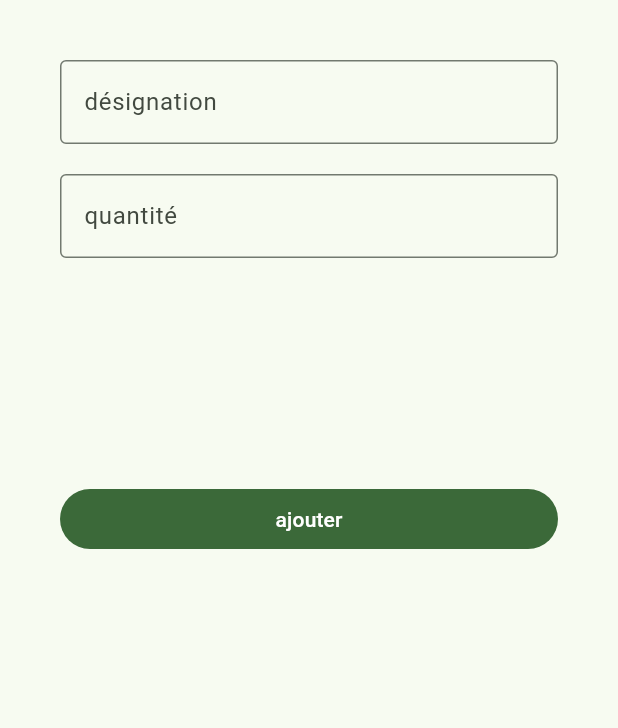
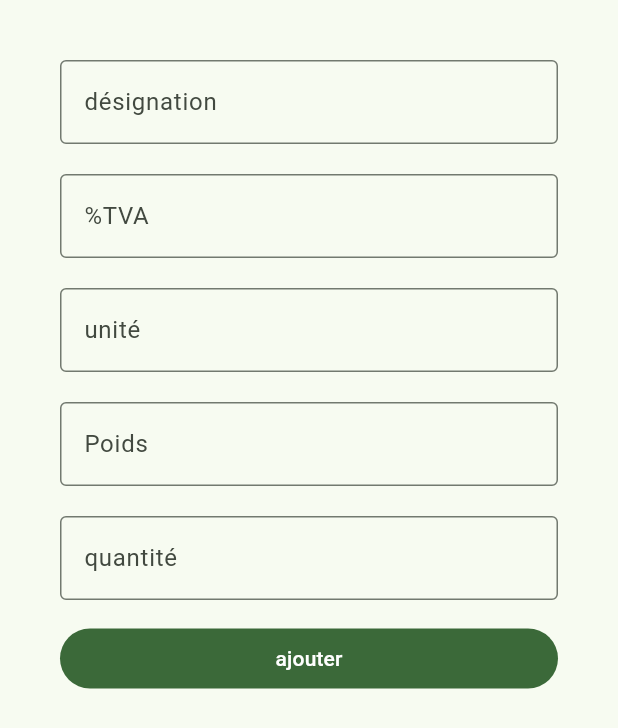
Before and after one commit to ahmedbhyy/bhyapp, a Flutter app: the ItemAdder widget shown alone on an empty page, opened directly, on a phone screen of 412 x 824 dp. Shown: the top 728 px of the screen. Run offline on Flutter 3.47's test engine with Material 3 defaults, Android fonts, the phone set to English and light mode, and no system bars; our stand-ins replace cached_network_image, cloud_firestore, curved_navigation_bar, dropdown_button2, firebase_auth, firebase_core and 5 more; missing offline and left inert: onesignal_flutter; accounts and stored records are empty.

Commit message:
Changes to be committed:   new file:   images/print.png   new file:   lib/apis/invoice.dart   new file:   lib/apis/my_invoice.pdf   modified:   lib/features/splash/presentation/widgets/all_informations/bonsortieinterne_info.dart   modified:   pubspec.lock   modified:   pubspec.yaml
Changes not staged for commit:
  modified:   android/app/src/main/AndroidManifest.xml

Untracked files:
  android/app/src/main/res/xml/

```diff
--- a/lib/features/splash/presentation/widgets/all_informations/bonsortieinterne_info.dart
+++ b/lib/features/splash/presentation/widgets/all_informations/bonsortieinterne_info.dart
@@ -1,5 +1,5 @@
 import 'dart:io';
-
+import 'package:bhyapp/apis/invoice.dart';
 import 'package:bhyapp/features/splash/presentation/widgets/homepage.dart';
 import 'package:cloud_firestore/cloud_firestore.dart';
 import 'package:flutter/material.dart';
@@ -134,8 +134,15 @@ class _BonSortieInfoState extends State<BonSortieInfo> {
                               Icons.picture_as_pdf,
                               color: Colors.green,
                             ),
-                            onPressed: () {
-                              //TODO : pdf
+                            onPressed: () async {
+                              PdfApi.openFile(await InvoicApi.generateBonSortie(
+                                  items: bon.items,
+                                  address: bon.destination,
+                                  client: bon.beneficiaire,
+                                  date: bon.date,
+                                  num: bon.num,
+                                  title: "Bon de Sortie"
+                              ));
                             },
                           ),
                           IconButton(
@@ -442,11 +449,18 @@ class ItemAdder extends StatefulWidget {
 class _ItemAdderState extends State<ItemAdder> {
   final _designation = TextEditingController();
   final _quantite = TextEditingController();
+  final _tva = TextEditingController();
+  final _poids = TextEditingController();
+  final _unit = TextEditingController();
+
 
   @override
   void initState() {
     if (widget.item != null) {
       _designation.text = widget.item!["des"];
+      _tva.text = (widget.item!['tva']*100).toString();
+      _unit.text = (widget.item!['unit']).toString();
+      _poids.text = (widget.item!['poids']).toString();
       _quantite.text = widget.item!["quantite"].toString();
     }
     super.initState();
@@ -455,10 +469,10 @@ class _ItemAdderState extends State<ItemAdder> {
   @override
   Widget build(BuildContext context) {
     return SingleChildScrollView(
+      padding: EdgeInsets.only(bottom: MediaQuery.of(context).viewInsets.bottom),
       child: Padding(
         padding: const EdgeInsets.all(40),
         child: Column(
-          mainAxisAlignment: MainAxisAlignment.spaceBetween,
           children: [
             Column(
               children: [
@@ -477,6 +491,48 @@ class _ItemAdderState extends State<ItemAdder> {
                 ),
                 TextField(
                   onSubmitted: (val) {},
+                  controller: _tva,
+                  keyboardType: TextInputType.number,
+                  textInputAction: TextInputAction.next,
+                  maxLines: null,
+                  decoration: const InputDecoration(
+                    border: OutlineInputBorder(),
+                    label: Text("%TVA"),
+                  ),
+                ),
+                const SizedBox(
+                  height: 20,
+                ),
+                TextField(
+                  onSubmitted: (val) {},
+                  controller: _unit,
+                  keyboardType: TextInputType.number,
+                  textInputAction: TextInputAction.next,
+                  maxLines: null,
+                  decoration: const InputDecoration(
+                    border: OutlineInputBorder(),
+                    label: Text("unité"),
+                  ),
+                ),
+                const SizedBox(
+                  height: 20,
+                ),
+                TextField(
+                  onSubmitted: (val) {},
+                  controller: _poids,
+                  keyboardType: TextInputType.number,
+                  textInputAction: TextInputAction.next,
+                  maxLines: null,
+                  decoration: const InputDecoration(
+                    border: OutlineInputBorder(),
+                    label: Text("Poids"),
+                  ),
+                ),
+                const SizedBox(
+                  height: 20,
+                ),
+                TextField(
+                  onSubmitted: (val) {},
                   controller: _quantite,
                   maxLines: null,
                   keyboardType: TextInputType.number,
@@ -486,7 +542,7 @@ class _ItemAdderState extends State<ItemAdder> {
                   ),
                 ),
                 const SizedBox(
-                  height: 150,
+                  height: 15,
                 ),
               ],
             ),
@@ -494,7 +550,10 @@ class _ItemAdderState extends State<ItemAdder> {
                 onPressed: () {
                   final tmp = ({
                     "des": _designation.text,
-                    "quantite": int.parse(_quantite.text)
+                    "quantite": int.parse(_quantite.text),
+                    "tva": double.parse(_tva.text)/100,
+                    "unit": double.parse(_unit.text),
+                    "poids": double.parse(_poids.text),
                   });
                   Navigator.pop(context, tmp);
                 },
--- a/pubspec.yaml
+++ b/pubspec.yaml
@@ -45,6 +45,9 @@ dependencies:
   date_format_field: ^0.0.4
   cached_network_image: ^3.3.0
   onesignal_flutter: ^5.0.4
+  pdf: ^3.10.7
+  path_provider: ^2.1.1
+  open_filex: ^4.3.4
 
 dev_dependencies:
   # The "flutter_lints" package below contains a set of recommended lints to
```
Also changed, not shown: lib/apis/invoice.dart (added, +163 -0 lines), images/print.png (added), pubspec.lock, 1 other file.
